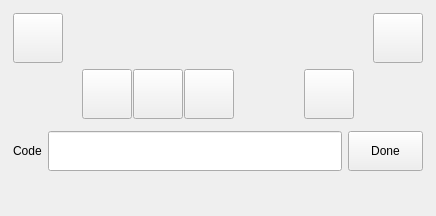
This is digital_sketch_mapping_tool_dockwidget_base.ui in Esk-Spatial/QGIS_forest_health_sketch_tool as Qt 5 draws it before an edit. The edited form follows.
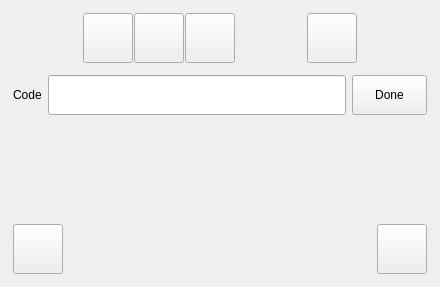
This is the edited form. Icons and pictures are not drawn.

Commit message: getting GPS settings

The edit to the form file:
```diff
--- a/digital_sketch_mapping_tool_dockwidget_base.ui
+++ b/digital_sketch_mapping_tool_dockwidget_base.ui
@@ -6,8 +6,8 @@
    <rect>
     <x>0</x>
     <y>0</y>
-    <width>436</width>
-    <height>216</height>
+    <width>440</width>
+    <height>287</height>
    </rect>
   </property>
   <property name="windowTitle">
@@ -39,113 +39,6 @@
        <property name="bottomMargin">
         <number>2</number>
        </property>
-       <item>
-        <widget class="QFrame" name="btnFrame">
-         <property name="frameShape">
-          <enum>QFrame::NoFrame</enum>
-         </property>
-         <property name="frameShadow">
-          <enum>QFrame::Raised</enum>
-         </property>
-         <layout class="QHBoxLayout" name="horizontalLayout_2">
-          <property name="spacing">
-           <number>2</number>
-          </property>
-          <property name="leftMargin">
-           <number>2</number>
-          </property>
-          <property name="topMargin">
-           <number>2</number>
-          </property>
-          <property name="rightMargin">
-           <number>2</number>
-          </property>
-          <property name="bottomMargin">
-           <number>2</number>
-          </property>
-          <item>
-           <widget class="QPushButton" name="settingPushButton">
-            <property name="minimumSize">
-             <size>
-              <width>50</width>
-              <height>50</height>
-             </size>
-            </property>
-            <property name="maximumSize">
-             <size>
-              <width>50</width>
-              <height>50</height>
-             </size>
-            </property>
-            <property name="toolTip">
-             <string>&lt;html&gt;&lt;head/&gt;&lt;body&gt;&lt;p&gt;&lt;span style=&quot; font-size:9pt;&quot;&gt;Settings&lt;/span&gt;&lt;/p&gt;&lt;/body&gt;&lt;/html&gt;</string>
-            </property>
-            <property name="text">
-             <string/>
-            </property>
-            <property name="icon">
-             <iconset>
-              <normaloff>icons/buttons/gears-sharp-duotone-thin.svg</normaloff>icons/buttons/gears-sharp-duotone-thin.svg</iconset>
-            </property>
-            <property name="iconSize">
-             <size>
-              <width>37</width>
-              <height>37</height>
-             </size>
-            </property>
-            <property name="checked">
-             <bool>false</bool>
-            </property>
-           </widget>
-          </item>
-          <item>
-           <spacer name="horizontalSpacer_3">
-            <property name="orientation">
-             <enum>Qt::Horizontal</enum>
-            </property>
-            <property name="sizeHint" stdset="0">
-             <size>
-              <width>40</width>
-              <height>20</height>
-             </size>
-            </property>
-           </spacer>
-          </item>
-          <item>
-           <widget class="QPushButton" name="deletePushButton">
-            <property name="minimumSize">
-             <size>
-              <width>50</width>
-              <height>50</height>
-             </size>
-            </property>
-            <property name="maximumSize">
-             <size>
-              <width>50</width>
-              <height>50</height>
-             </size>
-            </property>
-            <property name="toolTip">
-             <string>&lt;html&gt;&lt;head/&gt;&lt;body&gt;&lt;p&gt;&lt;span style=&quot; font-size:9pt;&quot;&gt;Delete Last Layer&lt;/span&gt;&lt;/p&gt;&lt;/body&gt;&lt;/html&gt;</string>
-            </property>
-            <property name="text">
-             <string/>
-            </property>
-            <property name="icon">
-             <iconset>
-              <normaloff>icons/buttons/trash-undo-sharp-duotone-thin.svg</normaloff>icons/buttons/trash-undo-sharp-duotone-thin.svg</iconset>
-            </property>
-            <property name="iconSize">
-             <size>
-              <width>35</width>
-              <height>35</height>
-             </size>
-            </property>
-           </widget>
-          </item>
-         </layout>
-        </widget>
-       </item>
        <item>
         <widget class="QFrame" name="frame_2">
          <property name="frameShape">
@@ -494,6 +387,113 @@
          </property>
         </spacer>
        </item>
+       <item>
+        <widget class="QFrame" name="btnFrame">
+         <property name="frameShape">
+          <enum>QFrame::NoFrame</enum>
+         </property>
+         <property name="frameShadow">
+          <enum>QFrame::Raised</enum>
+         </property>
+         <layout class="QHBoxLayout" name="horizontalLayout_2">
+          <property name="spacing">
+           <number>2</number>
+          </property>
+          <property name="leftMargin">
+           <number>2</number>
+          </property>
+          <property name="topMargin">
+           <number>2</number>
+          </property>
+          <property name="rightMargin">
+           <number>2</number>
+          </property>
+          <property name="bottomMargin">
+           <number>2</number>
+          </property>
+          <item>
+           <widget class="QPushButton" name="settingPushButton">
+            <property name="minimumSize">
+             <size>
+              <width>50</width>
+              <height>50</height>
+             </size>
+            </property>
+            <property name="maximumSize">
+             <size>
+              <width>50</width>
+              <height>50</height>
+             </size>
+            </property>
+            <property name="toolTip">
+             <string>&lt;html&gt;&lt;head/&gt;&lt;body&gt;&lt;p&gt;&lt;span style=&quot; font-size:9pt;&quot;&gt;Settings&lt;/span&gt;&lt;/p&gt;&lt;/body&gt;&lt;/html&gt;</string>
+            </property>
+            <property name="text">
+             <string/>
+            </property>
+            <property name="icon">
+             <iconset>
+              <normaloff>icons/buttons/gears-sharp-duotone-thin.svg</normaloff>icons/buttons/gears-sharp-duotone-thin.svg</iconset>
+            </property>
+            <property name="iconSize">
+             <size>
+              <width>37</width>
+              <height>37</height>
+             </size>
+            </property>
+            <property name="checked">
+             <bool>false</bool>
+            </property>
+           </widget>
+          </item>
+          <item>
+           <spacer name="horizontalSpacer_3">
+            <property name="orientation">
+             <enum>Qt::Horizontal</enum>
+            </property>
+            <property name="sizeHint" stdset="0">
+             <size>
+              <width>40</width>
+              <height>20</height>
+             </size>
+            </property>
+           </spacer>
+          </item>
+          <item>
+           <widget class="QPushButton" name="deletePushButton">
+            <property name="minimumSize">
+             <size>
+              <width>50</width>
+              <height>50</height>
+             </size>
+            </property>
+            <property name="maximumSize">
+             <size>
+              <width>50</width>
+              <height>50</height>
+             </size>
+            </property>
+            <property name="toolTip">
+             <string>&lt;html&gt;&lt;head/&gt;&lt;body&gt;&lt;p&gt;&lt;span style=&quot; font-size:9pt;&quot;&gt;Delete Last Layer&lt;/span&gt;&lt;/p&gt;&lt;/body&gt;&lt;/html&gt;</string>
+            </property>
+            <property name="text">
+             <string/>
+            </property>
+            <property name="icon">
+             <iconset>
+              <normaloff>icons/buttons/trash-undo-sharp-duotone-thin.svg</normaloff>icons/buttons/trash-undo-sharp-duotone-thin.svg</iconset>
+            </property>
+            <property name="iconSize">
+             <size>
+              <width>35</width>
+              <height>35</height>
+             </size>
+            </property>
+           </widget>
+          </item>
+         </layout>
+        </widget>
+       </item>
       </layout>
      </widget>
     </item>
```
The commit also changes 12 other files.
